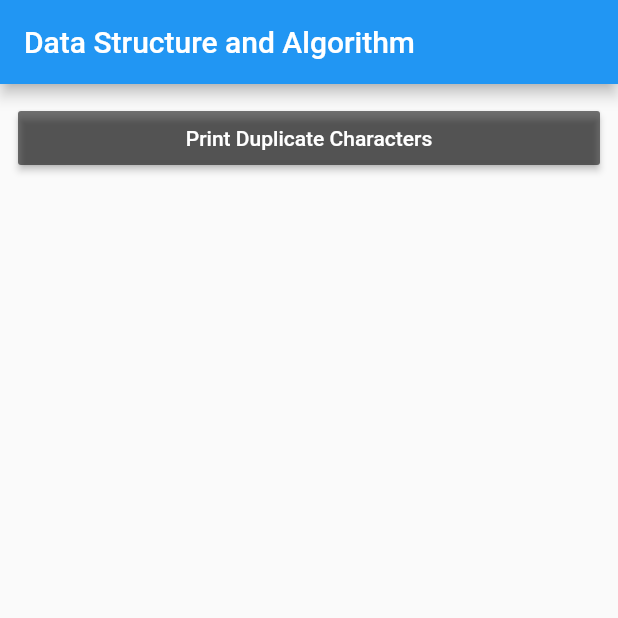
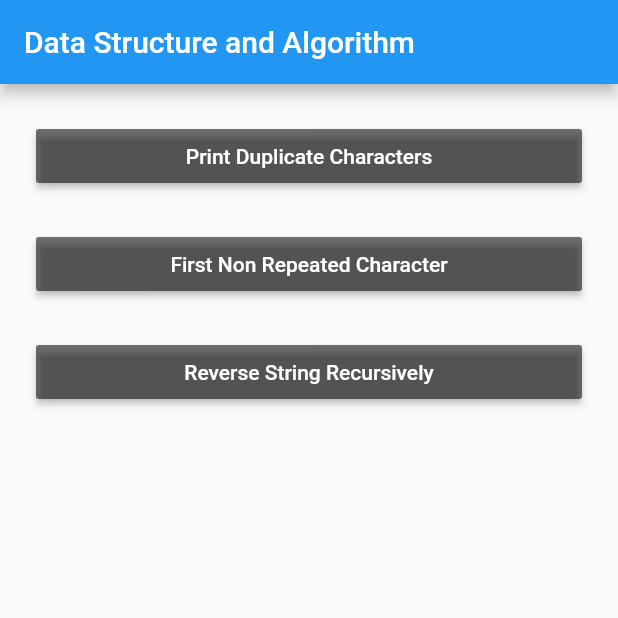
Before and after one commit to p4yam/algorithm-flutter, a Flutter app: the screen it shows after launch, on a phone screen of 412 x 824 dp, the top half of it. Run offline on Flutter 3.47's test engine with Material 2 defaults, Android fonts, the phone set to English and light mode, and no system bars.

Commit message:
second commit

```diff
--- a/lib/algorithm/string_questions.dart
+++ b/lib/algorithm/string_questions.dart
@@ -3,6 +3,7 @@ import 'dart:developer' as developer;
 import 'package:mockito_test/constraint_utils.dart';
 
 class StringQuestions {
+
   static void printDuplicateCharacters(String word) {
     var characterMap = Map<String, int>();
     for (int i = 0; i < word.split('').length; i++) {
@@ -16,4 +17,36 @@ class StringQuestions {
       developer.log('$key : $value',name: ConstraintUtils.TAG);
     });
   }
+
+  static void firstNonRepeatedCharacter(String word){
+    var characterMap = Map<String, int>();
+    for (int i = 0; i < word.split('').length; i++) {
+      var char = word.split('')[i];
+      if (characterMap.containsKey(char))
+        characterMap[char]++;
+      else
+        characterMap[char] = 1;
+    }
+    characterMap.removeWhere((key, value) => value > 1);
+    if(characterMap.length==0)
+      throw "All characters all duplicated";
+    developer.log('${characterMap.keys.toList()[0]}',name: ConstraintUtils.TAG);
+  }
+
+  static void reverseStringRecursively(String word){
+    var reverseStr = _reverseRecursively(word);
+    developer.log(reverseStr,name: ConstraintUtils.TAG);
+
+    //Simple method
+    var reverse = word.split('').reversed.join();
+
+    //Simple and faster
+    var reversed2=String.fromCharCodes(word.codeUnits.reversed);
+  }
+
+  static String _reverseRecursively(String str){
+    if(str.length<2)
+      return str;
+    return _reverseRecursively(str.substring(1))+ str[0];
+  }
 }
--- a/lib/algorithm_examples.dart
+++ b/lib/algorithm_examples.dart
@@ -5,7 +5,7 @@ class AlgorithmExamples extends StatelessWidget {
 
   Widget _button(String name,VoidCallback callback){
     return Padding(
-      padding: const EdgeInsets.all(12.0),
+      padding: const EdgeInsets.fromLTRB(24, 24, 24, 0),
       child: MaterialButton(
         color: Colors.black54,
         onPressed: callback,
@@ -21,7 +21,9 @@ class AlgorithmExamples extends StatelessWidget {
       appBar: AppBar(title: Text('Data Structure and Algorithm'),),
       body: ListView(
         children: [
-          _button('Print Duplicate Characters', () {StringQuestions.printDuplicateCharacters("FLUTTER");})
+          _button('Print Duplicate Characters', () {StringQuestions.printDuplicateCharacters("FLUTTER");}),
+          _button('First Non Repeated Character', () {StringQuestions.firstNonRepeatedCharacter("Programming");}),
+          _button('Reverse String Recursively', () {StringQuestions.reverseStringRecursively("This is a simple test");}),
 
         ],
       ),
```
